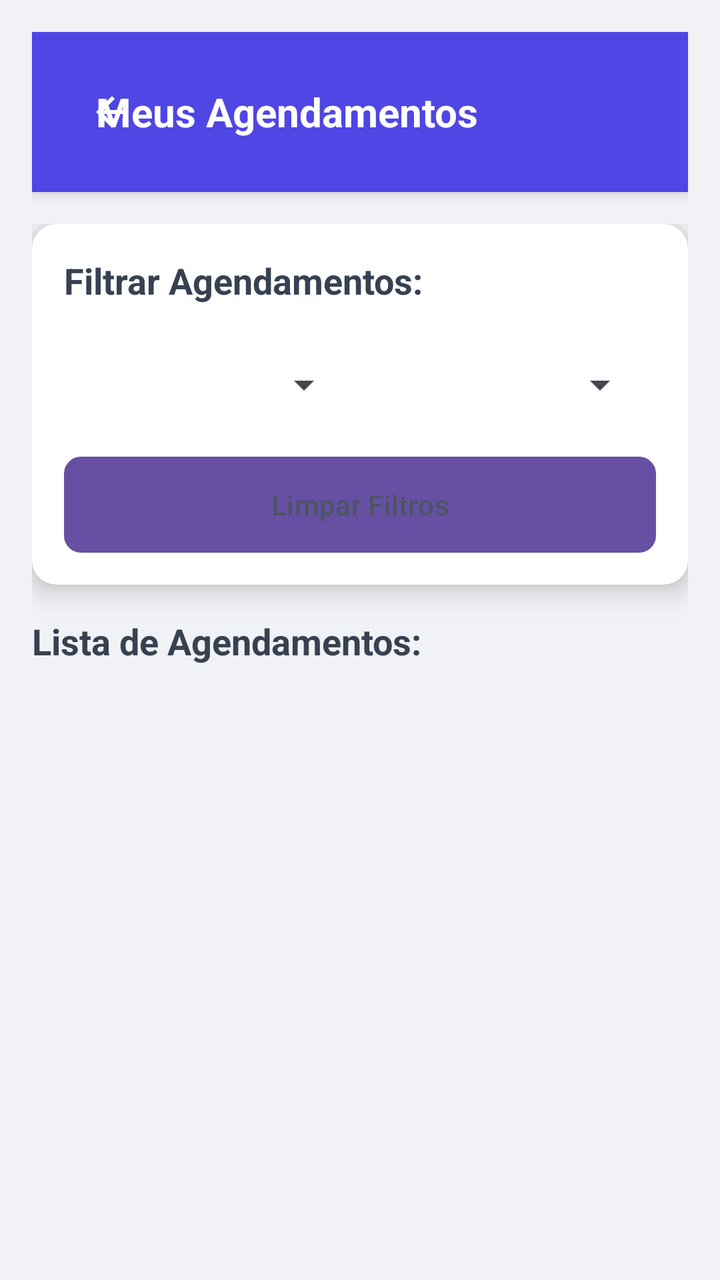
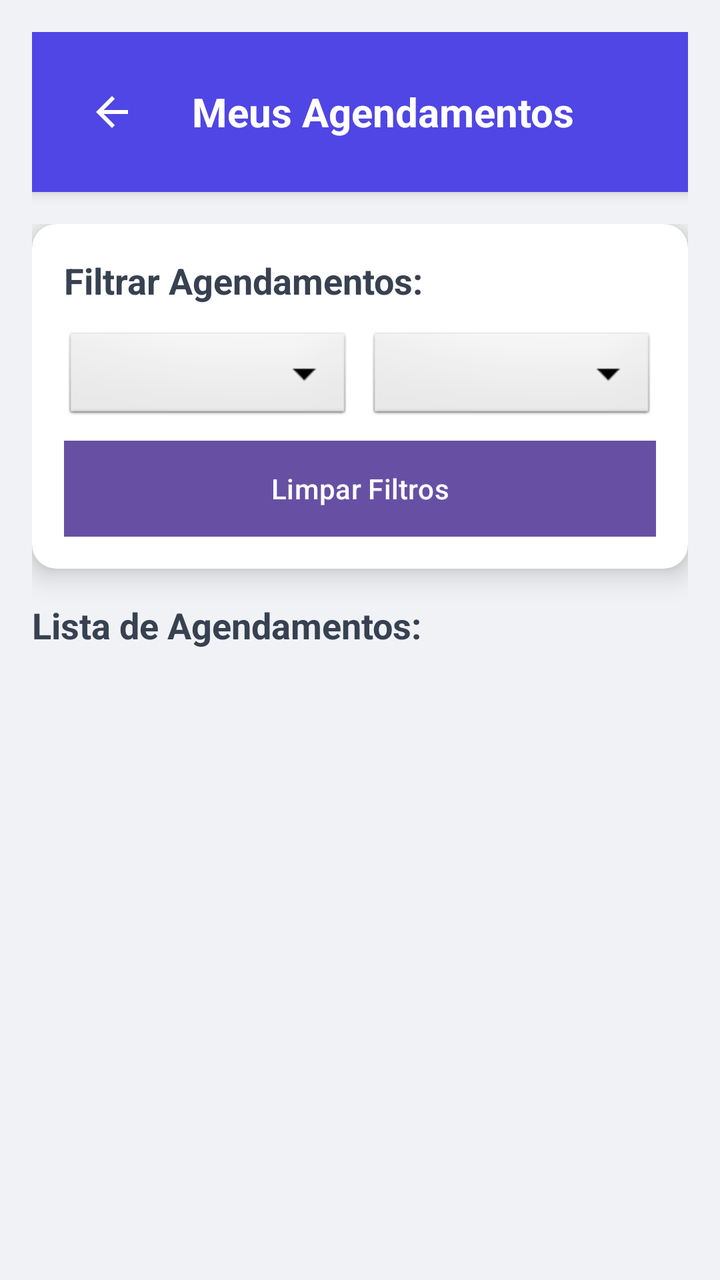

Compare the two renders of this Android layout. The source of the first and the diff that turns it into the second are given below.
<!-- AndroidManifest.xml: application theme Theme.SmartApp -->
<!-- res/layout/gerenciar_agendamento.xml -->
<?xml version="1.0" encoding="utf-8"?>
<RelativeLayout xmlns:android="http://schemas.android.com/apk/res/android"
    xmlns:app="http://schemas.android.com/apk/res-auto"
    xmlns:tools="http://schemas.android.com/tools"
    android:layout_width="match_parent"
    android:layout_height="match_parent"
    android:background="#F0F2F5"
    android:padding="16dp">

    
    <RelativeLayout
        android:id="@+id/header"
        android:layout_width="match_parent"
        android:layout_height="wrap_content"
        android:background="#4F46E5"
        android:elevation="4dp"
        android:padding="16dp">

        <ImageButton
            android:id="@+id/btnvoltaragendamento"
            android:layout_width="48dp"
            android:layout_height="48dp"
            android:layout_alignParentStart="true"
            android:background="?attr/selectableItemBackgroundBorderless"
            android:contentDescription="gere2"
            android:src="@drawable/ic_arrow_back" />

        <TextView
            android:id="@+id/title"
            android:layout_width="wrap_content"
            android:layout_height="wrap_content"
            android:layout_centerVertical="true"
            android:layout_marginStart="16dp"
            android:text="Meus Agendamentos"
            android:textColor="#FFFFFF"
            android:textSize="20sp"
            android:textStyle="bold" />
    </RelativeLayout>

    <ScrollView
        android:layout_width="match_parent"
        android:layout_height="match_parent"
        android:layout_below="@id/header"
        android:paddingTop="16dp">

        <LinearLayout
            android:layout_width="match_parent"
            android:layout_height="wrap_content"
            android:orientation="vertical">

            
            <androidx.cardview.widget.CardView
                android:layout_width="match_parent"
                android:layout_height="wrap_content"
                android:layout_marginBottom="16dp"
                app:cardCornerRadius="12dp"
                app:cardElevation="8dp">

                <LinearLayout
                    android:layout_width="match_parent"
                    android:layout_height="wrap_content"
                    android:orientation="vertical"
                    android:padding="16dp">

                    <TextView
                        android:layout_width="match_parent"
                        android:layout_height="wrap_content"
                        android:text="Filtrar Agendamentos:"
                        android:textColor="#374151"
                        android:textSize="18sp"
                        android:textStyle="bold"
                        android:layout_marginBottom="12dp"/>

                    <GridLayout
                        android:layout_width="match_parent"
                        android:layout_height="wrap_content"
                        android:columnCount="2"
                        android:rowCount="2"
                        android:alignmentMode="alignMargins"
                        android:columnOrderPreserved="false"
                        android:useDefaultMargins="true">

                        <Spinner
                            android:id="@+id/statusFilter"
                            android:layout_width="48dp"
                            android:layout_height="48dp"
                            android:layout_columnWeight="1"
                            android:layout_row="0"
                            android:layout_column="0"
                            android:padding="12dp"/>

                        <Spinner
                            android:id="@+id/periodFilter"
                            android:layout_width="48dp"
                            android:layout_height="48dp"
                            android:layout_columnWeight="1"
                            android:layout_row="0"
                            android:layout_column="1"
                            android:padding="12dp"/>
                    </GridLayout>

                    <Button
                        android:id="@+id/clearFilterButton"
                        android:layout_width="match_parent"
                        android:layout_height="wrap_content"
                        android:layout_marginTop="8dp"
                        android:background="@drawable/button_secondary"
                        android:text="Limpar Filtros"
                        android:textColor="#4B5563"
                        android:drawableStart="@drawable/ic_eraser"
                        android:drawablePadding="8dp"/>
                </LinearLayout>
            </androidx.cardview.widget.CardView>

            
            <TextView
                android:layout_width="match_parent"
                android:layout_height="wrap_content"
                android:text="Lista de Agendamentos:"
                android:textColor="#374151"
                android:textSize="18sp"
                android:textStyle="bold"
                android:layout_marginBottom="12dp"/>

            <LinearLayout
                android:id="@+id/appointmentList"
                android:layout_width="match_parent"
                android:layout_height="wrap_content"
                android:orientation="vertical"
                android:divider="@drawable/divider"
                android:showDividers="middle"
                android:padding="8dp">

                
                <androidx.recyclerview.widget.RecyclerView
                    android:id="@+id/rvAgendamentosCategories"
                    android:layout_width="match_parent"
                    android:layout_height="wrap_content"
                    android:layout_marginBottom="16dp"
                    app:cardCornerRadius="12dp"
                    app:cardElevation="4dp"
                    tools:listitem="@layout/item_agendamento"
                    tools:itemCount="1"
                    tools:layoutManager="LinearLayoutManager"
                    tools:orientation="vertical">



                </androidx.recyclerview.widget.RecyclerView>
            </LinearLayout>

            <TextView
                android:id="@+id/emptyMessage"
                android:layout_width="match_parent"
                android:layout_height="wrap_content"
                android:text="Nenhum agendamento encontrado"
                android:textColor="#6B7280"
                android:gravity="center"
                android:padding="32dp"
                android:visibility="gone"/>
        </LinearLayout>
    </ScrollView>

    
    <androidx.cardview.widget.CardView
        android:id="@+id/messageModal"
        android:layout_width="300dp"
        android:layout_height="wrap_content"
        android:layout_centerInParent="true"
        android:visibility="gone"
        app:cardCornerRadius="16dp"
        app:cardElevation="24dp">

        <LinearLayout
            android:layout_width="match_parent"
            android:layout_height="wrap_content"
            android:orientation="vertical"
            android:padding="24dp"
            android:gravity="center">

            <TextView
                android:id="@+id/messageIcon"
                android:layout_width="wrap_content"
                android:layout_height="wrap_content"
                android:textSize="48sp"
                android:layout_marginBottom="16dp"/>

            <TextView
                android:id="@+id/messageTitle"
                android:layout_width="match_parent"
                android:layout_height="wrap_content"
                android:textSize="24sp"
                android:textStyle="bold"
                android:gravity="center"
                android:layout_marginBottom="8dp"/>

            <TextView
                android:id="@+id/messageText"
                android:layout_width="match_parent"
                android:layout_height="wrap_content"
                android:textSize="16sp"
                android:gravity="center"
                android:layout_marginBottom="24dp"/>

            <Button
                android:id="@+id/okButton"
                android:layout_width="match_parent"
                android:layout_height="wrap_content"
                android:text="OK"
                android:background="@drawable/button_primary"/>
        </LinearLayout>
    </androidx.cardview.widget.CardView>
</RelativeLayout>
<!-- res/layout/item_agendamento.xml (included above) -->
<?xml version="1.0" encoding="utf-8"?>
<androidx.cardview.widget.CardView xmlns:android="http://schemas.android.com/apk/res/android"
    xmlns:app="http://schemas.android.com/apk/res-auto"
    android:layout_width="match_parent"
    android:layout_height="wrap_content"
    android:layout_marginBottom="16dp"
    app:cardCornerRadius="12dp"
    app:cardElevation="4dp">

    <LinearLayout
        android:layout_width="match_parent"
        android:layout_height="wrap_content"
        android:orientation="vertical"
        android:padding="16dp">

        
        <TextView
            android:id="@+id/nome"
            android:layout_width="match_parent"
            android:layout_height="wrap_content"
            android:text="Maria Cabeleireira"
            android:textColor="#1F2937"
            android:textSize="18sp"
            android:textStyle="bold"/>

        
        <TextView
            android:id="@+id/servico"
            android:layout_width="match_parent"
            android:layout_height="wrap_content"
            android:layout_marginTop="8dp"
            android:text="Corte Feminino"
            android:textColor="#4B5563"
            android:textSize="16sp"/>

        
        <LinearLayout
            android:layout_width="match_parent"
            android:layout_height="wrap_content"
            android:layout_marginTop="8dp"
            android:orientation="horizontal">

            <TextView
                android:id="@+id/data"
                android:layout_width="0dp"
                android:layout_height="wrap_content"
                android:layout_weight="1"
                android:text="Data:"
                android:textColor="#6B7280"
                android:textStyle="bold"/>

            <TextView
                android:layout_width="0dp"
                android:layout_height="wrap_content"
                android:layout_weight="1"
                android:text="25/10/2023"
                android:textColor="#6B7280"/>

            <TextView
                android:id="@+id/hora"
                android:layout_width="0dp"
                android:layout_height="wrap_content"
                android:layout_weight="1"
                android:text="Hora:"
                android:textColor="#6B7280"
                android:textStyle="bold"/>

            <TextView
                android:layout_width="0dp"
                android:layout_height="wrap_content"
                android:layout_weight="1"
                android:text="14:00"
                android:textColor="#6B7280"/>
        </LinearLayout>

        
        <TextView
            android:id="@+id/valor"
            android:layout_width="match_parent"
            android:layout_height="wrap_content"
            android:layout_marginTop="16dp"
            android:text="Valor: R$ 60,00"
            android:textColor="#1F2937"
            android:textSize="16sp"
            android:textStyle="bold"/>

        
        <LinearLayout
            android:layout_width="match_parent"
            android:layout_height="wrap_content"
            android:layout_marginTop="16dp"
            android:orientation="horizontal"
            android:gravity="center_vertical">

            <View
                android:layout_width="12dp"
                android:layout_height="12dp"
                android:background="#10B981"
                android:backgroundTint="#10B981"
                android:backgroundTintMode="multiply"/>

            <TextView
                android:layout_width="wrap_content"
                android:layout_height="wrap_content"
                android:layout_marginStart="8dp"
                android:text="Confirmado"
                android:textColor="#10B981"
                android:textSize="14sp"/>
        </LinearLayout>
    </LinearLayout>
</androidx.cardview.widget.CardView>
<!-- resources referenced by this layout -->
<resources>
  <!-- drawable button_primary (drawable) -->
  <?xml version="1.0" encoding="utf-8"?>
  <shape xmlns:android="http://schemas.android.com/apk/res/android">
      <solid android:color="#4F46E5"/>
      <corners android:radius="8dp"/>
      <solid android:color="#10B981" />
      <corners android:radius="8dp" />
  </shape>
  <!-- drawable button_secondary (drawable) -->
  <?xml version="1.0" encoding="utf-8"?>
  <shape xmlns:android="http://schemas.android.com/apk/res/android">
      <solid android:color="#FFFFFF"/>
      <corners android:radius="8dp"/>
      <stroke
          android:width="1dp"
          android:color="#D1D5DB"/>
  </shape>
  <!-- drawable divider (drawable) -->
  <shape xmlns:android="http://schemas.android.com/apk/res/android">
      <size android:height="1dp" />
      <solid android:color="@color/gray_200" />
      <solid android:color="#E5E7EB" />
      <size android:height="1dp" />
      <solid android:color="#E5E7EB" />
      <size android:height="1dp" />
      <solid android:color="#E5E7EB" />
  
  </shape>
  <!-- drawable ic_arrow_back (drawable) -->
  <vector xmlns:android="http://schemas.android.com/apk/res/android"
      android:width="24dp"
      android:height="24dp"
      android:viewportWidth="24"
      android:viewportHeight="24">
      <path android:fillColor="#FFFFFF" android:pathData="M20,11H7.83l5.59,-5.59L12,4l-8,8 8,8 1.41,-1.41L7.83,13H20v-2z"/>
  </vector>
  <!-- drawable ic_eraser (drawable) -->
  <vector xmlns:android="http://schemas.android.com/apk/res/android" android:height="24dp" android:tint="#000000" android:viewportHeight="960" android:viewportWidth="960" android:width="24dp">
        
      <path android:fillColor="@android:color/white" android:pathData="M376,660L480,556L584,660L640,604L536,500L640,396L584,340L480,444L376,340L320,396L424,500L320,604L376,660ZM280,840Q247,840 223.5,816.5Q200,793 200,760L200,240L160,240L160,160L360,160L360,120L600,120L600,160L800,160L800,240L760,240L760,760Q760,793 736.5,816.5Q713,840 680,840L280,840ZM680,240L280,240L280,760Q280,760 280,760Q280,760 280,760L680,760Q680,760 680,760Q680,760 680,760L680,240ZM280,240L280,240L280,760Q280,760 280,760Q280,760 280,760L280,760Q280,760 280,760Q280,760 280,760L280,240Z"/>
      
  </vector>
  <style name="Theme.SmartApp" parent="Base.Theme.SmartApp" />
  <color name="gray_200">#E5E7EB</color>
  <style name="Base.Theme.SmartApp" parent="Theme.Material3.DayNight.NoActionBar" />
</resources>

<!-- the commit's change to res/layout/gerenciar_agendamento.xml (unified diff, before → after) -->
@@ -1,46 +1,48 @@
 <?xml version="1.0" encoding="utf-8"?>
-<RelativeLayout xmlns:android="http://schemas.android.com/apk/res/android"
+<LinearLayout xmlns:android="http://schemas.android.com/apk/res/android"
     xmlns:app="http://schemas.android.com/apk/res-auto"
     xmlns:tools="http://schemas.android.com/tools"
     android:layout_width="match_parent"
     android:layout_height="match_parent"
     android:background="#F0F2F5"
+    android:orientation="vertical"
     android:padding="16dp">
 
     
-    <RelativeLayout
+    <LinearLayout
         android:id="@+id/header"
         android:layout_width="match_parent"
         android:layout_height="wrap_content"
         android:background="#4F46E5"
         android:elevation="4dp"
-        android:padding="16dp">
+        android:padding="16dp"
+        android:gravity="center_vertical">
 
         <ImageButton
             android:id="@+id/btnvoltaragendamento"
             android:layout_width="48dp"
             android:layout_height="48dp"
-            android:layout_alignParentStart="true"
             android:background="?attr/selectableItemBackgroundBorderless"
             android:contentDescription="gere2"
-            android:src="@drawable/ic_arrow_back" />
+            android:src="@drawable/ic_arrow_back"
+            app:tint="#FFFFFF" />
 
         <TextView
             android:id="@+id/title"
-            android:layout_width="wrap_content"
-            android:layout_height="wrap_content"
-            android:layout_centerVertical="true"
+            android:layout_width="0dp"
+            android:layout_height="wrap_content"
+            android:layout_weight="1"
             android:layout_marginStart="16dp"
             android:text="Meus Agendamentos"
             android:textColor="#FFFFFF"
             android:textSize="20sp"
             android:textStyle="bold" />
-    </RelativeLayout>
+    </LinearLayout>
 
     <ScrollView
         android:layout_width="match_parent"
-        android:layout_height="match_parent"
-        android:layout_below="@id/header"
+        android:layout_height="0dp"
+        android:layout_weight="1"
         android:paddingTop="16dp">
 
         <LinearLayout
@@ -54,7 +56,8 @@
                 android:layout_height="wrap_content"
                 android:layout_marginBottom="16dp"
                 app:cardCornerRadius="12dp"
-                app:cardElevation="8dp">
+                app:cardElevation="8dp"
+                app:cardBackgroundColor="#FFFFFF">
 
                 <LinearLayout
                     android:layout_width="match_parent"
@@ -71,43 +74,44 @@
                         android:textStyle="bold"
                         android:layout_marginBottom="12dp"/>
 
-                    <GridLayout
+                    <LinearLayout
                         android:layout_width="match_parent"
                         android:layout_height="wrap_content"
-                        android:columnCount="2"
-                        android:rowCount="2"
-                        android:alignmentMode="alignMargins"
-                        android:columnOrderPreserved="false"
-                        android:useDefaultMargins="true">
+                        android:orientation="horizontal"
+                        android:weightSum="2">
 
                         <Spinner
                             android:id="@+id/statusFilter"
-                            android:layout_width="48dp"
+                            android:layout_width="0dp"
                             android:layout_height="48dp"
-                            android:layout_columnWeight="1"
-                            android:layout_row="0"
-                            android:layout_column="0"
-                            android:padding="12dp"/>
+                            android:layout_weight="1"
+                            android:paddingStart="12dp"
+                            android:paddingEnd="12dp"
+                            android:background="@android:drawable/btn_dropdown"
+                            android:spinnerMode="dropdown"/>
 
                         <Spinner
                             android:id="@+id/periodFilter"
-                            android:layout_width="48dp"
+                            android:layout_width="0dp"
                             android:layout_height="48dp"
-                            android:layout_columnWeight="1"
-                            android:layout_row="0"
-                            android:layout_column="1"
-                            android:padding="12dp"/>
-                    </GridLayout>
+                            android:layout_weight="1"
+                            android:paddingStart="12dp"
+                            android:paddingEnd="12dp"
+                            android:layout_marginStart="8dp"
+                            android:background="@android:drawable/btn_dropdown"
+                            android:spinnerMode="dropdown"/>
+                    </LinearLayout>
 
                     <Button
                         android:id="@+id/clearFilterButton"
                         android:layout_width="match_parent"
-                        android:layout_height="wrap_content"
+                        android:layout_height="48dp"
                         android:layout_marginTop="8dp"
-                        android:background="@drawable/button_secondary"
+                        android:background="#E5E7EB"
                         android:text="Limpar Filtros"
-                        android:textColor="#4B5563"
+                        android:textColor="@color/white"
                         android:drawableStart="@drawable/ic_eraser"
+                        android:drawableTint="#4B5563"
                         android:drawablePadding="8dp"/>
                 </LinearLayout>
             </androidx.cardview.widget.CardView>
@@ -127,11 +131,8 @@
                 android:layout_width="match_parent"
                 android:layout_height="wrap_content"
                 android:orientation="vertical"
-                android:divider="@drawable/divider"
-                android:showDividers="middle"
                 android:padding="8dp">
 
-                
                 <androidx.recyclerview.widget.RecyclerView
                     android:id="@+id/rvAgendamentosCategories"
                     android:layout_width="match_parent"
@@ -142,11 +143,7 @@
                     tools:listitem="@layout/item_agendamento"
                     tools:itemCount="1"
                     tools:layoutManager="LinearLayoutManager"
-                    tools:orientation="vertical">
-
-
-
-                </androidx.recyclerview.widget.RecyclerView>
+                    tools:orientation="vertical"/>
             </LinearLayout>
 
             <TextView
@@ -166,10 +163,11 @@
         android:id="@+id/messageModal"
         android:layout_width="300dp"
         android:layout_height="wrap_content"
-        android:layout_centerInParent="true"
+        android:layout_gravity="center"
         android:visibility="gone"
         app:cardCornerRadius="16dp"
-        app:cardElevation="24dp">
+        app:cardElevation="24dp"
+        app:cardBackgroundColor="#FFFFFF">
 
         <LinearLayout
             android:layout_width="match_parent"
@@ -183,7 +181,8 @@
                 android:layout_width="wrap_content"
                 android:layout_height="wrap_content"
                 android:textSize="48sp"
-                android:layout_marginBottom="16dp"/>
+                android:layout_marginBottom="16dp"
+                android:textColor="#4F46E5"/>
 
             <TextView
                 android:id="@+id/messageTitle"
@@ -192,6 +191,7 @@
                 android:textSize="24sp"
                 android:textStyle="bold"
                 android:gravity="center"
+                android:textColor="#374151"
                 android:layout_marginBottom="8dp"/>
 
             <TextView
@@ -200,17 +200,19 @@
                 android:layout_height="wrap_content"
                 android:textSize="16sp"
                 android:gravity="center"
+                android:textColor="#6B7280"
                 android:layout_marginBottom="24dp"/>
 
             <Button
                 android:id="@+id/okButton"
                 android:layout_width="match_parent"
-                android:layout_height="wrap_content"
+                android:layout_height="48dp"
                 android:text="OK"
-                android:background="@drawable/button_primary"/>
+                android:background="#4F46E5"
+                android:textColor="#FFFFFF"/>
         </LinearLayout>
     </androidx.cardview.widget.CardView>
-</RelativeLayout>
+</LinearLayout>
 <!-- res/layout/item_agendamento.xml (included above) -->
 <?xml version="1.0" encoding="utf-8"?>
 <androidx.cardview.widget.CardView xmlns:android="http://schemas.android.com/apk/res/android"
<!-- resource entries referenced after the edit -->
@@ -1,33 +1,6 @@
 <!-- resources referenced by this layout -->
 <resources>
-  <!-- drawable button_primary (drawable) -->
-  <?xml version="1.0" encoding="utf-8"?>
-  <shape xmlns:android="http://schemas.android.com/apk/res/android">
-      <solid android:color="#4F46E5"/>
-      <corners android:radius="8dp"/>
-      <solid android:color="#10B981" />
-      <corners android:radius="8dp" />
-  </shape>
-  <!-- drawable button_secondary (drawable) -->
-  <?xml version="1.0" encoding="utf-8"?>
-  <shape xmlns:android="http://schemas.android.com/apk/res/android">
-      <solid android:color="#FFFFFF"/>
-      <corners android:radius="8dp"/>
-      <stroke
-          android:width="1dp"
-          android:color="#D1D5DB"/>
-  </shape>
-  <!-- drawable divider (drawable) -->
-  <shape xmlns:android="http://schemas.android.com/apk/res/android">
-      <size android:height="1dp" />
-      <solid android:color="@color/gray_200" />
-      <solid android:color="#E5E7EB" />
-      <size android:height="1dp" />
-      <solid android:color="#E5E7EB" />
-      <size android:height="1dp" />
-      <solid android:color="#E5E7EB" />
-  
-  </shape>
+  <color name="white">#FFFFFFFF</color>
   <!-- drawable ic_arrow_back (drawable) -->
   <vector xmlns:android="http://schemas.android.com/apk/res/android"
       android:width="24dp"
@@ -43,7 +16,6 @@
       
   </vector>
   <style name="Theme.SmartApp" parent="Base.Theme.SmartApp" />
-  <color name="gray_200">#E5E7EB</color>
   <style name="Base.Theme.SmartApp" parent="Theme.Material3.DayNight.NoActionBar" />
 </resources>
 
